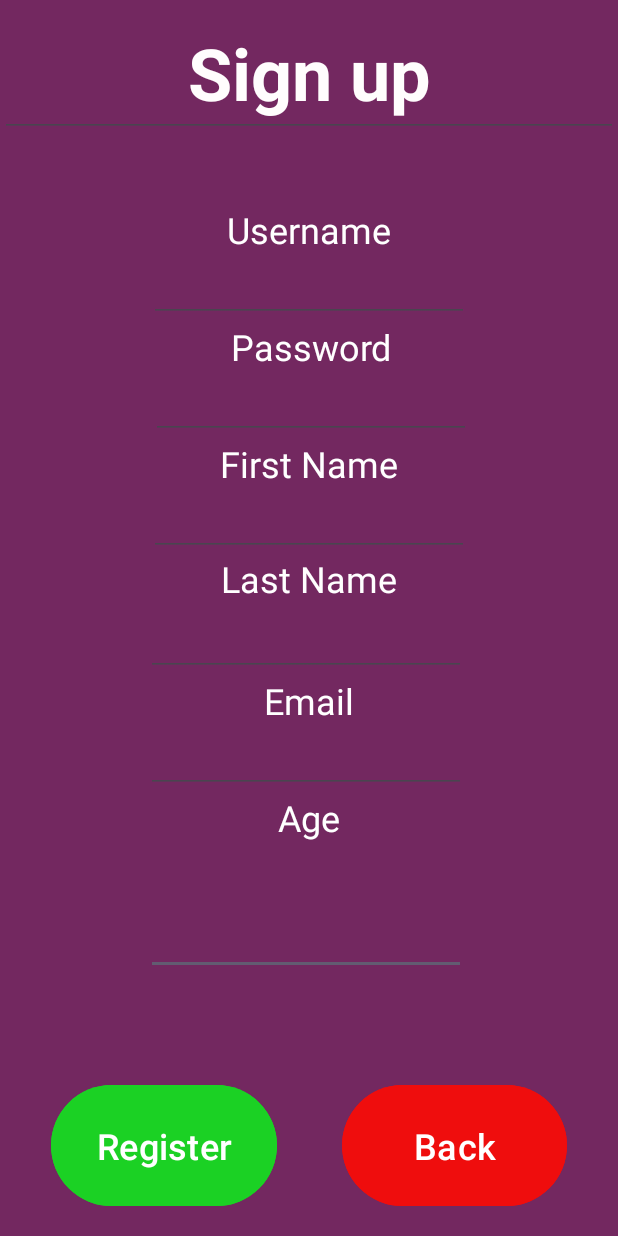
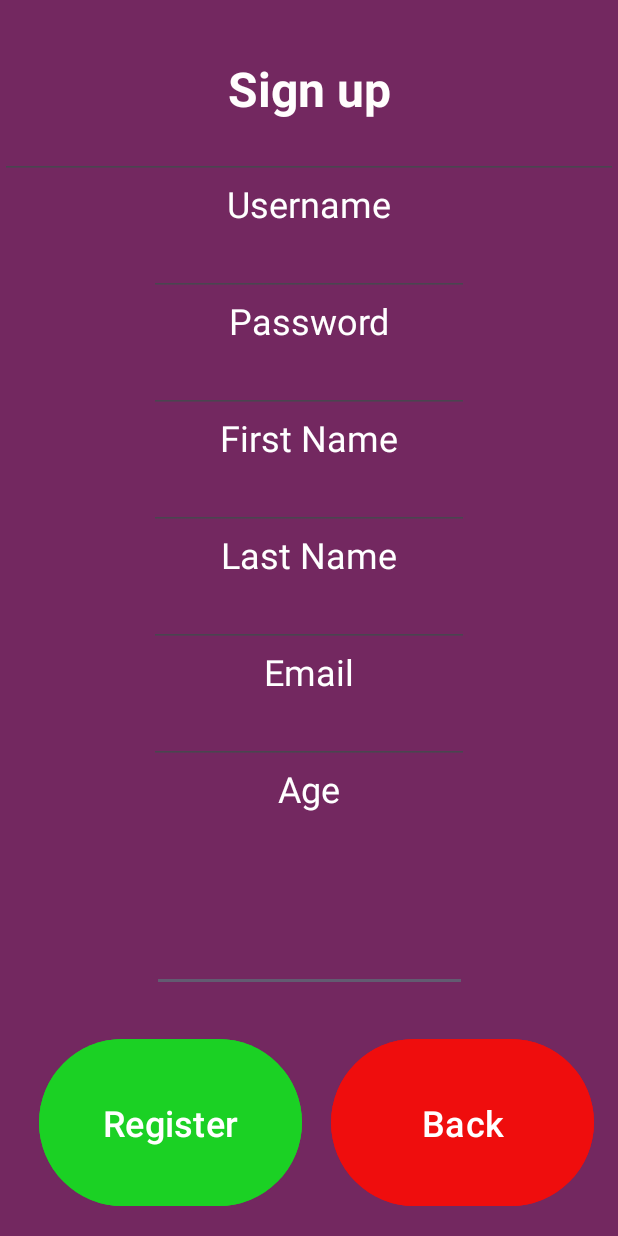
Before and after one commit to CodyKingIndustries/CIS183_FinalProject_DavidConcord_CodyKing, an Android app: the registeruser screen opened directly, with no data from a screen before it, on a phone screen of 412 x 824 dp. Run offline under Robolectric (Android 15) with nearby library versions, the phone set to English and light mode, and no system bars; Roboto replaces fonts that are not available here.

Commit message:
Trying to fix things

```diff
--- a/app/src/main/AndroidManifest.xml
+++ b/app/src/main/AndroidManifest.xml
@@ -16,7 +16,7 @@
             android:name=".registeruser"
             android:exported="false" />
         <activity
-            android:name=".Calendar"
+            android:name=".CalendarUI"
             android:exported="false"/>
         <activity
             android:name=".ChooseOption"
--- a/app/src/main/java/com/example/cis183_finalproject_davidconcord_codyking/Calendar.java
+++ b/app/src/main/java/com/example/cis183_finalproject_davidconcord_codyking/CalendarUI.java
@@ -5,13 +5,9 @@ import android.view.View;
 import android.widget.ListView;
 import androidx.appcompat.app.AppCompatActivity;
 
-import com.example.cis183_finalproject_davidconcord_codyking.MyEvent;
-import com.example.cis183_finalproject_davidconcord_codyking.MyEventAdapter;
-import com.example.cis183_finalproject_davidconcord_codyking.R;
-
 import java.util.ArrayList;
 
-public class Calendar extends AppCompatActivity {
+public class CalendarUI extends AppCompatActivity {
 
     private MyEventAdapter eventAdapter;
     private ArrayList<MyEvent> eventList;
--- a/app/src/main/java/com/example/cis183_finalproject_davidconcord_codyking/MyEvent.java
+++ b/app/src/main/java/com/example/cis183_finalproject_davidconcord_codyking/MyEvent.java
@@ -1,5 +1,5 @@
 package com.example.cis183_finalproject_davidconcord_codyking;
-
+import java.io.Serializable;
 public class MyEvent {
 
     private String date;
--- a/app/src/main/java/com/example/cis183_finalproject_davidconcord_codyking/MyEventAdapter.java
+++ b/app/src/main/java/com/example/cis183_finalproject_davidconcord_codyking/MyEventAdapter.java
@@ -22,7 +22,7 @@ public class MyEventAdapter extends ArrayAdapter<MyEvent> {
     @Override
     public View getView(int position, View convertView, ViewGroup parent) {
         if (convertView == null) {
-            convertView = LayoutInflater.from(context).inflate(R.layout.list_item_my_event, parent, false);
+            convertView = LayoutInflater.from(context).inflate(R.layout.list_item_my_event, null);
         }
 
         MyEvent event = getItem(position);
--- a/app/src/main/res/layout/activity_registeruser.xml
+++ b/app/src/main/res/layout/activity_registeruser.xml
@@ -12,7 +12,7 @@
         android:id="@+id/btn_v_r_back"
         android:layout_width="0dp"
         android:layout_height="0dp"
-        android:layout_marginEnd="34dp"
+        android:layout_marginEnd="16dp"
         android:layout_marginBottom="16dp"
         android:backgroundTint="#EF0D0D"
         android:text="Back"
@@ -25,14 +25,14 @@
 
     <EditText
         android:id="@+id/et_v_r_age"
-        android:layout_width="0dp"
+        android:layout_width="210dp"
         android:layout_height="0dp"
-        android:layout_marginBottom="69dp"
+        android:layout_marginBottom="27dp"
         android:ems="10"
         android:inputType="text"
         app:layout_constraintBottom_toTopOf="@+id/btn_v_r_back"
-        app:layout_constraintEnd_toEndOf="@+id/et_v_r_email"
-        app:layout_constraintStart_toStartOf="@+id/et_v_r_email"
+        app:layout_constraintEnd_toEndOf="parent"
+        app:layout_constraintStart_toStartOf="parent"
         app:layout_constraintTop_toBottomOf="@+id/textView8" />
 
     <EditText
@@ -49,21 +49,20 @@
         android:id="@+id/et_v_r_lname"
         android:layout_width="wrap_content"
         android:layout_height="wrap_content"
-        android:layout_marginEnd="2dp"
         android:ems="10"
         android:inputType="text"
         app:layout_constraintBottom_toTopOf="@+id/textView7"
-        app:layout_constraintEnd_toEndOf="@+id/et_v_r_fname"
+        app:layout_constraintStart_toStartOf="@+id/et_v_r_fname"
         app:layout_constraintTop_toBottomOf="@+id/textView6" />
 
     <EditText
         android:id="@+id/et_v_r_fname"
         android:layout_width="wrap_content"
         android:layout_height="wrap_content"
-        android:layout_marginEnd="1dp"
         android:ems="10"
         android:inputType="text"
-        app:layout_constraintEnd_toEndOf="@+id/et_v_r_password"
+        app:layout_constraintBottom_toTopOf="@+id/textView6"
+        app:layout_constraintStart_toStartOf="@+id/et_v_r_password"
         app:layout_constraintTop_toBottomOf="@+id/textView5" />
 
     <TextView
@@ -86,32 +85,30 @@
         android:textColor="@color/white"
         android:textSize="24sp"
         app:layout_constraintBottom_toTopOf="@+id/et_v_r_email"
-        app:layout_constraintEnd_toEndOf="parent"
-        app:layout_constraintStart_toStartOf="parent"
+        app:layout_constraintEnd_toEndOf="@+id/et_v_r_lname"
+        app:layout_constraintStart_toStartOf="@+id/et_v_r_lname"
         app:layout_constraintTop_toBottomOf="@+id/et_v_r_lname" />
 
     <TextView
         android:id="@+id/textView6"
         android:layout_width="wrap_content"
         android:layout_height="wrap_content"
-        android:layout_marginBottom="3dp"
         android:text="Last Name"
         android:textColor="@color/white"
         android:textSize="24sp"
         app:layout_constraintBottom_toTopOf="@+id/et_v_r_lname"
-        app:layout_constraintEnd_toEndOf="@+id/et_v_r_fname"
-        app:layout_constraintStart_toStartOf="@+id/et_v_r_fname"
-        app:layout_constraintTop_toBottomOf="@+id/textView5" />
+        app:layout_constraintEnd_toEndOf="parent"
+        app:layout_constraintStart_toStartOf="parent"
+        app:layout_constraintTop_toBottomOf="@+id/et_v_r_fname" />
 
     <TextView
         android:id="@+id/textView5"
         android:layout_width="wrap_content"
         android:layout_height="wrap_content"
-        android:layout_marginBottom="44dp"
         android:text="First Name"
         android:textColor="@color/white"
         android:textSize="24sp"
-        app:layout_constraintBottom_toTopOf="@+id/textView6"
+        app:layout_constraintBottom_toTopOf="@+id/et_v_r_fname"
         app:layout_constraintEnd_toEndOf="parent"
         app:layout_constraintStart_toStartOf="parent"
         app:layout_constraintTop_toBottomOf="@+id/et_v_r_password" />
@@ -124,8 +121,8 @@
         android:textColor="@color/white"
         android:textSize="24sp"
         app:layout_constraintBottom_toTopOf="@+id/et_v_r_password"
-        app:layout_constraintEnd_toEndOf="@+id/et_v_r_password"
-        app:layout_constraintStart_toStartOf="@+id/et_v_r_password"
+        app:layout_constraintEnd_toEndOf="@+id/et_v_r_username"
+        app:layout_constraintStart_toStartOf="@+id/et_v_r_username"
         app:layout_constraintTop_toBottomOf="@+id/et_v_r_username" />
 
     <TextView
@@ -155,8 +152,8 @@
         android:id="@+id/btn_v_r_register"
         android:layout_width="0dp"
         android:layout_height="0dp"
-        android:layout_marginStart="34dp"
-        android:layout_marginEnd="43dp"
+        android:layout_marginStart="26dp"
+        android:layout_marginEnd="19dp"
         android:backgroundTint="#1BD124"
         android:text="Register"
         android:textColor="@color/white"
@@ -170,7 +167,6 @@
         android:id="@+id/et_v_r_password"
         android:layout_width="wrap_content"
         android:layout_height="wrap_content"
-        android:layout_marginStart="1dp"
         android:ems="10"
         android:inputType="textPassword"
         app:layout_constraintBottom_toTopOf="@+id/textView5"
@@ -179,18 +175,18 @@
 
     <EditText
         android:id="@+id/editTextText"
-        android:layout_width="wrap_content"
-        android:layout_height="wrap_content"
-        android:layout_marginTop="6dp"
-        android:layout_marginBottom="45dp"
+        android:layout_width="0dp"
+        android:layout_height="0dp"
         android:ems="10"
         android:inputType="text"
         android:text="Sign up"
         android:textAlignment="center"
         android:textColor="#FFFDFD"
-        android:textSize="48sp"
+        android:textSize="32sp"
         android:textStyle="bold"
         app:layout_constraintBottom_toTopOf="@+id/textView"
+        app:layout_constraintEnd_toEndOf="parent"
+        app:layout_constraintHorizontal_bias="0.0"
         app:layout_constraintStart_toStartOf="parent"
         app:layout_constraintTop_toTopOf="parent" />
 </androidx.constraintlayout.widget.ConstraintLayout>
--- a/app/src/main/res/layout/calendar_ui.xml
+++ b/app/src/main/res/layout/calendar_ui.xml
@@ -3,7 +3,7 @@
     xmlns:tools="http://schemas.android.com/tools"
     android:layout_width="match_parent"
     android:layout_height="match_parent"
-    tools:context=".MainActivity">
+    tools:context=".CalendarUI">
 
     <ListView
         android:id="@+id/listView"
```
Also changed, not shown: app/src/main/java/com/example/cis183_finalproject_davidconcord_codyking/ChooseOption.java (+6 -4 lines), app/src/main/java/com/example/cis183_finalproject_davidconcord_codyking/UserListAdapter.java (added, +58 -0 lines), app/src/main/res/layout/usercell.xml (added, +31 -0 lines).
